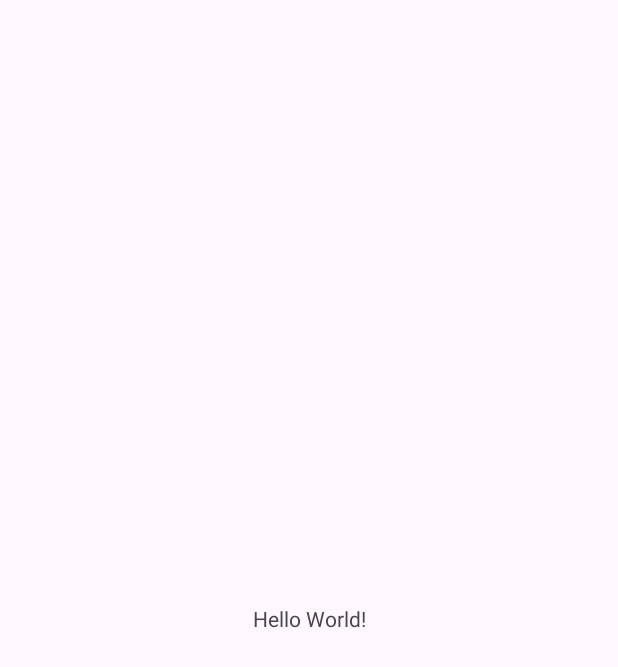
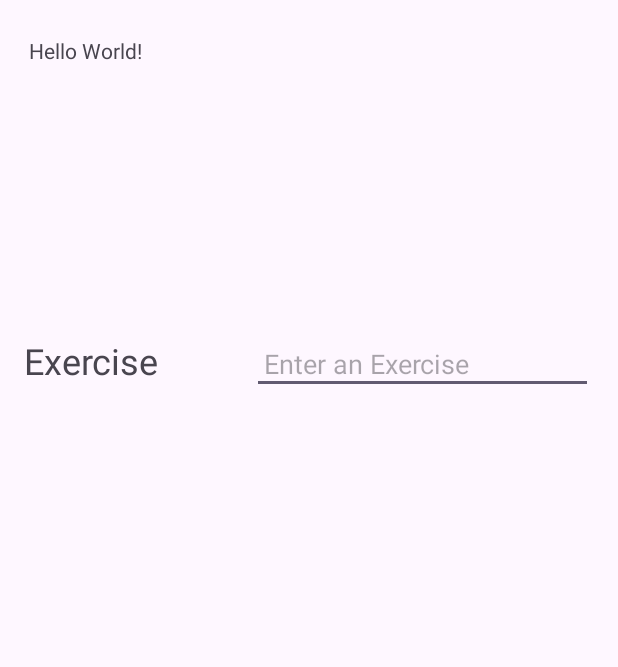
Before and after one commit to Liliana-Saavedra/GymLog, an Android app: the screen it shows after launch (MainActivity), on a phone screen of 412 x 824 dp. Before the commit the part shown is almost empty. Shown: the top 667 px of the screen. Run offline under Robolectric (Android 15) with nearby library versions, the phone set to English and light mode, and no system bars.

Commit message:
updated XML file

```diff
--- a/app/src/main/res/layout/activity_main.xml
+++ b/app/src/main/res/layout/activity_main.xml
@@ -8,12 +8,37 @@
     tools:context=".MainActivity">
 
     <TextView
-        android:layout_width="wrap_content"
-        android:layout_height="wrap_content"
+        android:layout_width="390dp"
+        android:layout_height="200dp"
         android:text="Hello World!"
-        app:layout_constraintBottom_toBottomOf="parent"
+        android:id = "@+id/logDisplayTextView"
+        android:layout_marginTop="16dip"
         app:layout_constraintEnd_toEndOf="parent"
         app:layout_constraintStart_toStartOf="parent"
-        app:layout_constraintTop_toTopOf="parent" />
+        app:layout_constraintTop_toTopOf="parent"
+        android:padding = "8dp"/>
+
+    <TextView
+        android:id="@+id/exerciseLabelTextView"
+        android:layout_width="144dp"
+        android:layout_height="41dp"
+        android:layout_marginStart="16dp"
+        android:layout_marginTop="8dp"
+        android:text="@string/exercise"
+        android:textSize="24sp"
+        app:layout_constraintStart_toStartOf="parent"
+        app:layout_constraintTop_toBottomOf="@+id/logDisplayTextView" />
+
+    <EditText
+        android:id="@+id/exerciseInputEditText"
+        android:layout_width="227dp"
+        android:layout_height="40dp"
+        android:layout_marginStart="8dp"
+        android:inputType="textAutoComplete"
+        android:padding="8dp"
+        app:layout_constraintBaseline_toBaselineOf="@+id/exerciseLabelTextView"
+        app:layout_constraintStart_toEndOf="@id/exerciseLabelTextView"
+        android:hint="@string/enter_an_exercise"
+        />
 
 </androidx.constraintlayout.widget.ConstraintLayout>
--- a/app/src/main/res/values/strings.xml
+++ b/app/src/main/res/values/strings.xml
@@ -1,3 +1,5 @@
 <resources>
     <string name="app_name">GymLog</string>
+    <string name="exercise">Exercise</string>
+    <string name="enter_an_exercise">Enter an Exercise</string>
 </resources>
```
